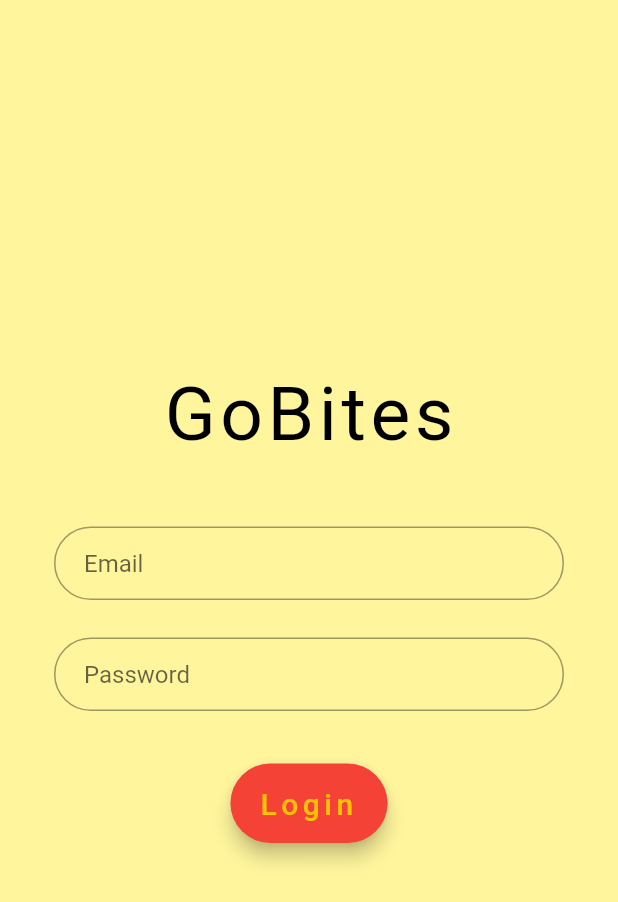
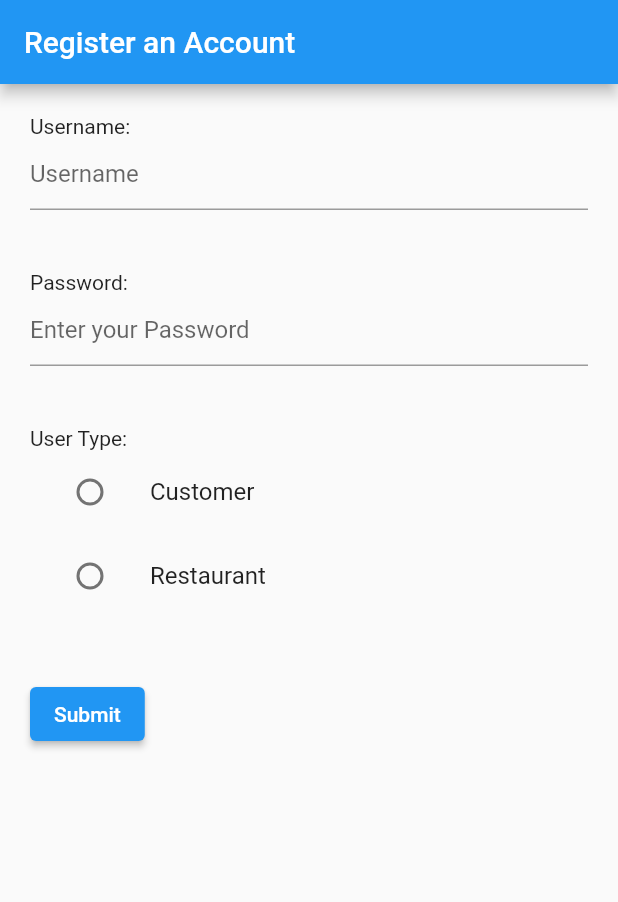
Before and after one commit to wenjie-1997/GoBites, a Flutter app: the screen it shows after launch, on a phone screen of 412 x 824 dp. Shown: the top 902 px of the screen. Run offline on Flutter 3.47's test engine with Material 2 defaults, Android fonts, the phone set to English and light mode, and no system bars; our stand-ins replace flutter_spinkit.

Commit message:
registration form added

```diff
--- a/demo/lib/main.dart
+++ b/demo/lib/main.dart
@@ -2,14 +2,16 @@ import 'package:flutter/material.dart';
 import 'package:demo/pages/home.dart';
 import 'package:demo/pages/login.dart';
 import 'package:demo/pages/loading.dart';
+import 'package:demo/pages/registration.dart';
 
 void main() {
   runApp(MaterialApp(
-    initialRoute: '/',
+    initialRoute: '/registration',
     routes: {
       '/': (context) => Login(),
       '/loading': (context) => Loading(),
       '/home': (context) => Home(),
+      '/registration': (context) => Register(),
     },
   ));
 }
--- /dev/null
+++ b/demo/lib/pages/registration.dart
@@ -0,0 +1,177 @@
+import 'dart:ui';
+
+/// Flutter code sample for AppBar
+
+// This sample shows an [AppBar] with two simple actions. The first action
+// opens a [SnackBar], while the second action navigates to a new page.
+
+import 'package:flutter/material.dart';
+
+class Register extends StatefulWidget {
+  @override
+  _RegisterState createState() => _RegisterState();
+}
+
+/// This is the main application widget.
+class _RegisterState extends State<Register> {
+  static const String _title = 'Flutter Code Sample';
+
+  @override
+  Widget build(BuildContext context) {
+    return MaterialApp(
+      title: _title,
+      home: MyStatelessWidget(),
+    );
+  }
+}
+
+final GlobalKey<ScaffoldState> scaffoldKey = GlobalKey<ScaffoldState>();
+
+/// This is the stateless widget that the main application instantiates.
+class MyStatelessWidget extends StatelessWidget {
+  MyStatelessWidget({Key key}) : super(key: key);
+
+  @override
+  Widget build(BuildContext context) {
+    return Scaffold(
+      key: scaffoldKey,
+      appBar: AppBar(
+        title: const Text('Register an Account'),
+      ),
+      body: MyCustomForm(),
+    );
+  }
+}
+
+class MyCustomForm extends StatefulWidget {
+  @override
+  MyCustomFormState createState() {
+    return MyCustomFormState();
+  }
+}
+
+// Create a corresponding State class.
+// This class holds data related to the form.
+class MyCustomFormState extends State<MyCustomForm> {
+  // Create a global key that uniquely identifies the Form widget
+  // and allows validation of the form.
+  //
+  // Note: This is a GlobalKey<FormState>,
+  // not a GlobalKey<MyCustomFormState>.
+  final _formKey = GlobalKey<FormState>();
+  String usertype;
+
+  @override
+  Widget build(BuildContext context) {
+    // Build a Form widget using the _formKey created above.
+    return Form(
+      key: _formKey,
+      child: Column(
+        crossAxisAlignment: CrossAxisAlignment.start,
+        children: [
+          Container(
+            padding: EdgeInsets.all(20),
+            child: Column(children: <Widget>[
+              Align(
+                alignment: Alignment.centerLeft,
+                child: Container(
+                  child: Text(
+                    'Username:',
+                  ),
+                ),
+              ),
+              TextFormField(
+                decoration: const InputDecoration(
+                  hintText: 'Username',
+                ),
+                validator: (value) {
+                  if (value.isEmpty) {
+                    return 'Please enter some text';
+                  }
+                  return null;
+                },
+              ),
+            ]),
+          ),
+          Container(
+            padding: EdgeInsets.all(20),
+            child: Column(children: <Widget>[
+              Align(
+                alignment: Alignment.centerLeft,
+                child: Container(
+                  child: Text(
+                    'Password:',
+                  ),
+                ),
+              ),
+              TextFormField(
+                obscureText: true,
+                decoration: const InputDecoration(
+                  hintText: 'Enter your Password',
+                ),
+                validator: (value) {
+                  if (value.length < 8 || value.length > 15) {
+                    return 'The length of the password must be from 8 to 15.';
+                  }
+                  return null;
+                },
+              ),
+            ]),
+          ),
+          Container(
+            padding: EdgeInsets.all(20),
+            child: Column(children: <Widget>[
+              Align(
+                alignment: Alignment.centerLeft,
+                child: Container(
+                  child: Text(
+                    'User Type:',
+                  ),
+                ),
+              ),
+              ListTile(
+                title: const Text('Customer'),
+                leading: Radio(
+                  value: 'Customer',
+                  groupValue: usertype,
+                  onChanged: (String value) {
+                    setState(() {
+                      usertype = value;
+                    });
+                  },
+                ),
+              ),
+              ListTile(
+                title: const Text('Restaurant'),
+                leading: Radio(
+                  value: 'Restaurant',
+                  groupValue: usertype,
+                  onChanged: (String value) {
+                    setState(() {
+                      usertype = value;
+                    });
+                  },
+                ),
+              ),
+            ]),
+          ),
+          Padding(
+            padding: EdgeInsets.all(20),
+            child: ElevatedButton(
+              onPressed: () {
+                // Validate returns true if the form is valid, or false
+                // otherwise.
+                if (_formKey.currentState.validate()) {
+                  // If the form is valid, display a Snackbar.
+                  Scaffold.of(context)
+                      .showSnackBar(SnackBar(content: Text('Processing Data')));
+                }
+              },
+              child: Text('Submit'),
+            ),
+          ),
+        ],
+      ),
+    );
+  }
+}
```
